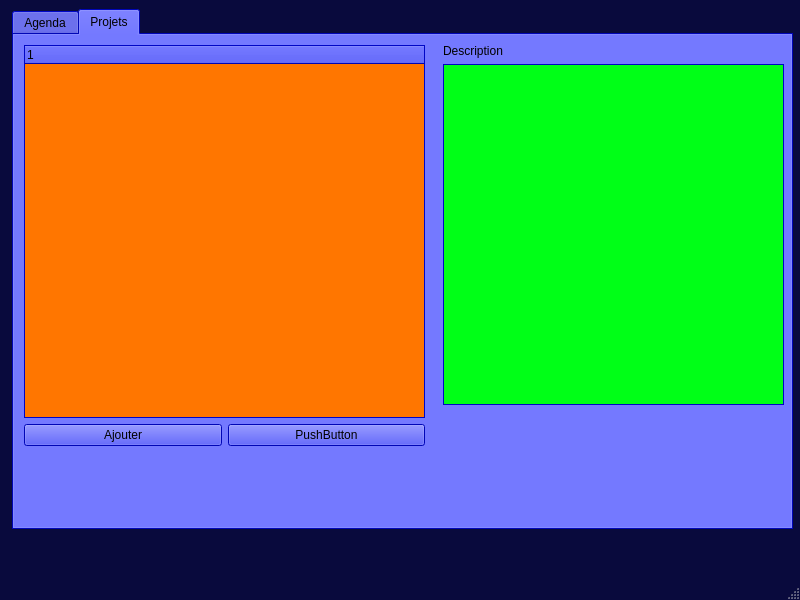
Before: the Qt Designer form src/mainwindow.ui in sowlosc/ProjectCalendar, drawn with Qt 5.
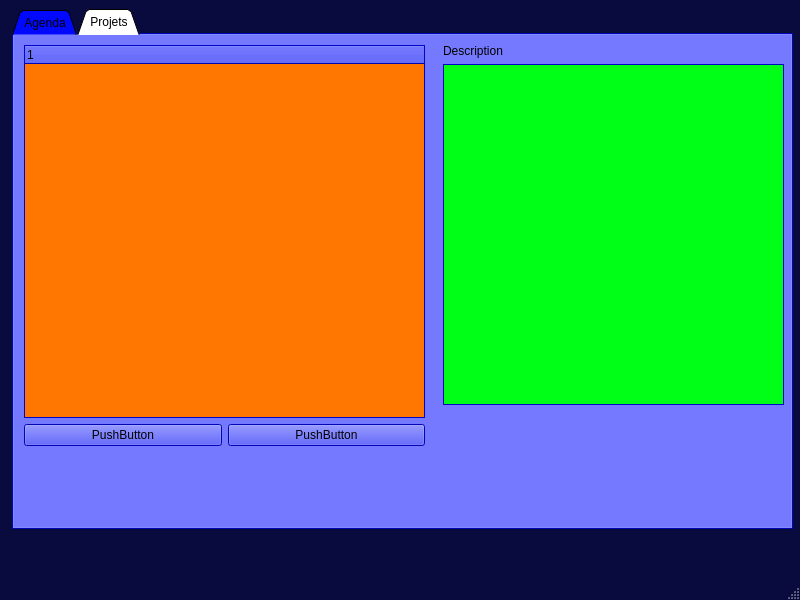
After: the same form once the commit is applied.

```diff
--- a/src/mainwindow.ui
+++ b/src/mainwindow.ui
@@ -853,9 +853,30 @@
       </disabled>
      </palette>
     </property>
+    <property name="tabPosition">
+     <enum>QTabWidget::North</enum>
+    </property>
+    <property name="tabShape">
+     <enum>QTabWidget::Triangular</enum>
+    </property>
     <property name="currentIndex">
      <number>1</number>
     </property>
+    <property name="usesScrollButtons">
+     <bool>false</bool>
+    </property>
+    <property name="documentMode">
+     <bool>false</bool>
+    </property>
+    <property name="tabsClosable">
+     <bool>false</bool>
+    </property>
+    <property name="movable">
+     <bool>false</bool>
+    </property>
+    <property name="tabBarAutoHide">
+     <bool>false</bool>
+    </property>
     <widget class="QWidget" name="tab_agenda">
      <attribute name="title">
       <string>Agenda</string>
@@ -929,7 +950,7 @@
          <item>
           <widget class="QPushButton" name="Bouton_ajouter_tache">
            <property name="text">
-            <string>Ajouter</string>
+            <string>PushButton</string>
            </property>
           </widget>
          </item>
```
Left out of the diff: 23 changed lines with no effect on the pictures.
